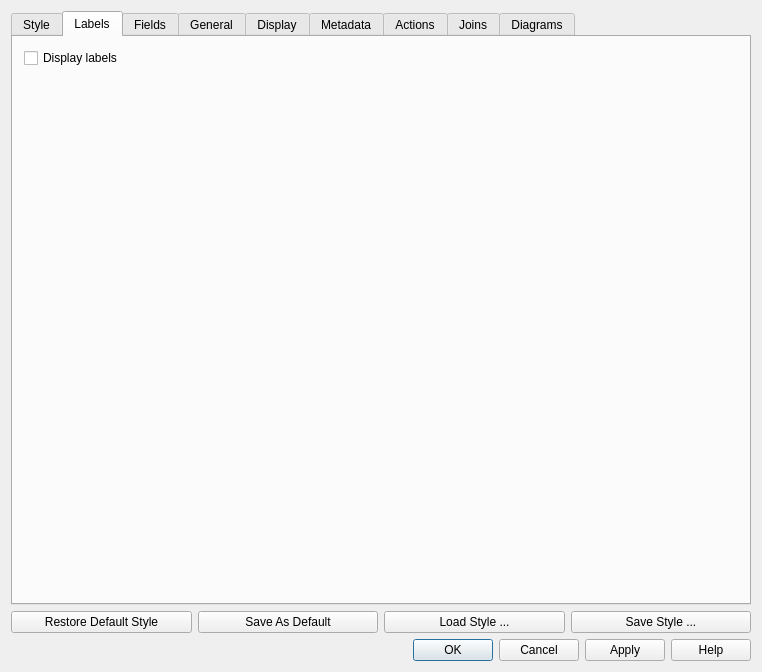
Before: the Qt Designer form src/ui/qgsvectorlayerpropertiesbase.ui in qgis/QGIS, drawn with Qt 5.
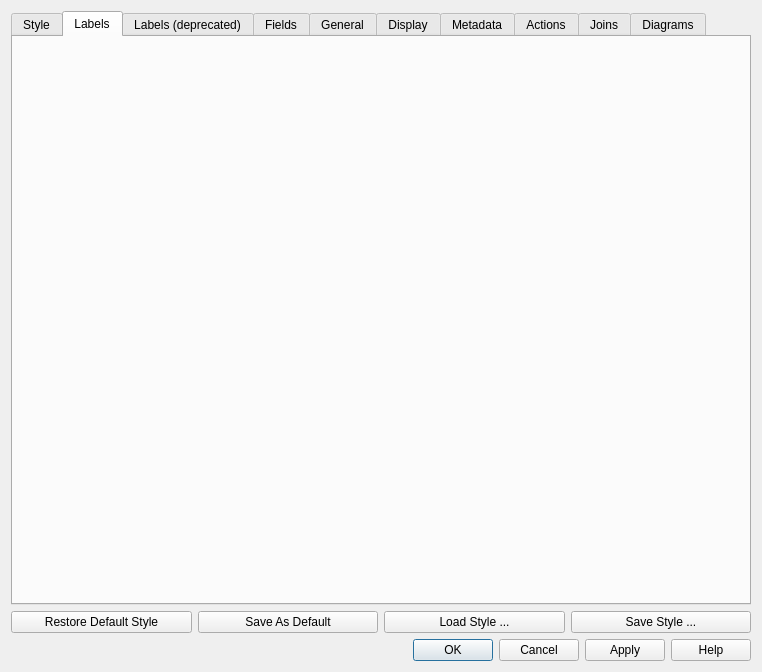
After: the same form once the commit is applied. The open tabs and pages were chosen to show the change. Icons and pictures are not drawn. Custom widgets are drawn as their Qt base class.

Commit message: [FEATURE] add new labeling to vector layer properties - add 'deprecated' label to old labeling in vector layer properties

```diff
--- a/src/ui/qgsvectorlayerpropertiesbase.ui
+++ b/src/ui/qgsvectorlayerpropertiesbase.ui
@@ -184,7 +184,7 @@
        </item>
       </layout>
      </widget>
-     <widget class="QWidget" name="tabWidgetPage2">
+     <widget class="QWidget" name="labelingTab">
       <attribute name="icon">
        <iconset resource="../../images/images.qrc">
         <normaloff>:/images/themes/default/propertyicons/labels.png</normaloff>:/images/themes/default/propertyicons/labels.png</iconset>
@@ -192,6 +192,27 @@
       <attribute name="title">
        <string>Labels</string>
       </attribute>
+      <layout class="QGridLayout" name="gridLayout_47">
+       <item row="0" column="0">
+        <widget class="QFrame" name="labelingFrame">
+         <property name="frameShape">
+          <enum>QFrame::NoFrame</enum>
+         </property>
+         <property name="frameShadow">
+          <enum>QFrame::Plain</enum>
+         </property>
+        </widget>
+       </item>
+      </layout>
+     </widget>
+     <widget class="QWidget" name="tabWidgetPage2">
+      <attribute name="icon">
+       <iconset resource="../../images/images.qrc">
+        <normaloff>:/images/themes/default/propertyicons/labels.png</normaloff>:/images/themes/default/propertyicons/labels.png</iconset>
+      </attribute>
+      <attribute name="title">
+       <string>Labels (deprecated)</string>
+      </attribute>
       <layout class="QGridLayout" name="gridLayout_5">
        <item row="0" column="0">
         <widget class="QCheckBox" name="labelCheckBox">
```
Left out of the diff: 16 changed lines with no effect on the pictures. The commit also changes 7 other files.
